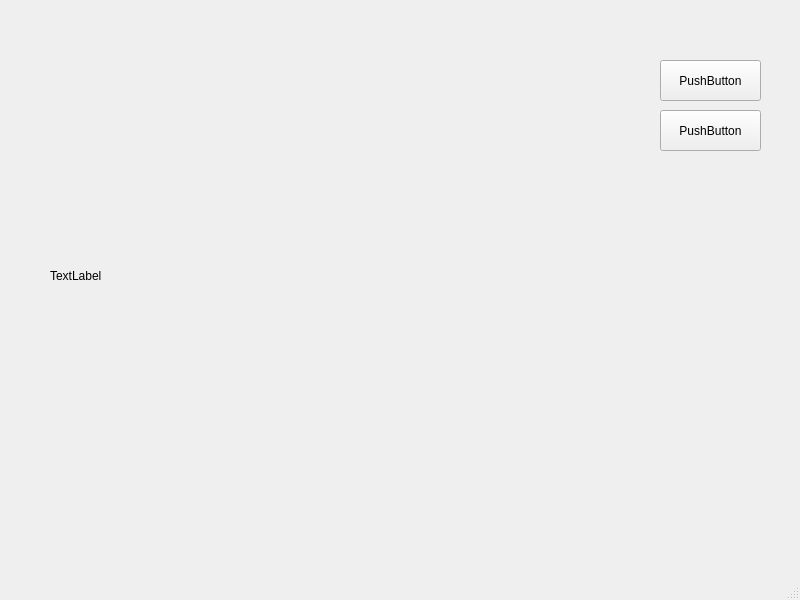
First picture: the form in python_work/0927/luck.ui, repository dron512/ai230905, before the edit.
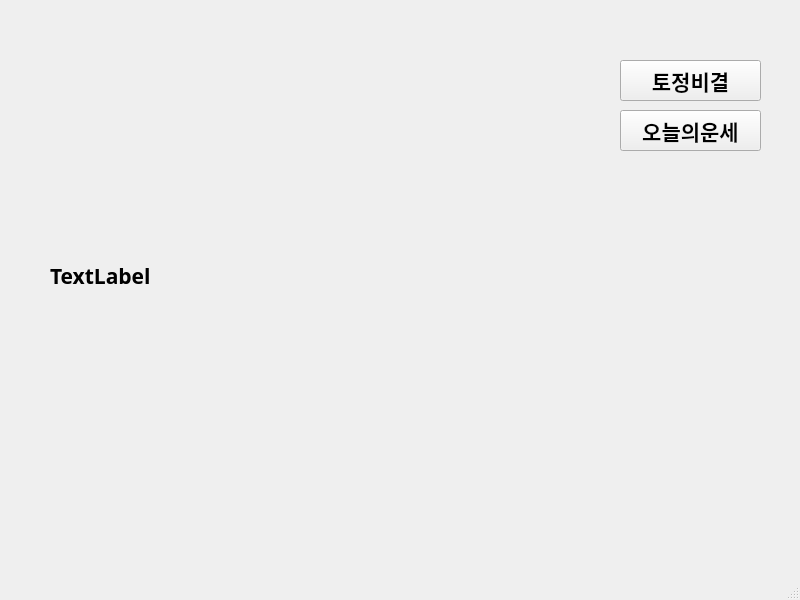
Second picture: the form after the edit.

The edit to the form file:
```diff
--- a/python_work/0927/luck.ui
+++ b/python_work/0927/luck.ui
@@ -17,27 +17,43 @@
    <widget class="QPushButton" name="load_year">
     <property name="geometry">
      <rect>
-      <x>660</x>
+      <x>620</x>
       <y>60</y>
-      <width>101</width>
+      <width>141</width>
       <height>41</height>
      </rect>
     </property>
+    <property name="font">
+     <font>
+      <family>경기천년제목V Bold</family>
+      <pointsize>16</pointsize>
+      <weight>75</weight>
+      <bold>true</bold>
+     </font>
+    </property>
     <property name="text">
-     <string>PushButton</string>
+     <string>토정비결</string>
     </property>
    </widget>
    <widget class="QPushButton" name="load_today">
     <property name="geometry">
      <rect>
-      <x>660</x>
+      <x>620</x>
       <y>110</y>
-      <width>101</width>
+      <width>141</width>
       <height>41</height>
      </rect>
     </property>
+    <property name="font">
+     <font>
+      <family>경기천년제목V Bold</family>
+      <pointsize>16</pointsize>
+      <weight>75</weight>
+      <bold>true</bold>
+     </font>
+    </property>
     <property name="text">
-     <string>PushButton</string>
+     <string>오늘의운세</string>
     </property>
    </widget>
    <widget class="QLabel" name="label">
@@ -49,6 +65,14 @@
       <height>471</height>
      </rect>
     </property>
+    <property name="font">
+     <font>
+      <family>경기천년제목V Bold</family>
+      <pointsize>16</pointsize>
+      <weight>75</weight>
+      <bold>true</bold>
+     </font>
+    </property>
     <property name="text">
      <string>TextLabel</string>
     </property>
```
Left out of the diff: 2 changed lines with no effect on the pictures.
